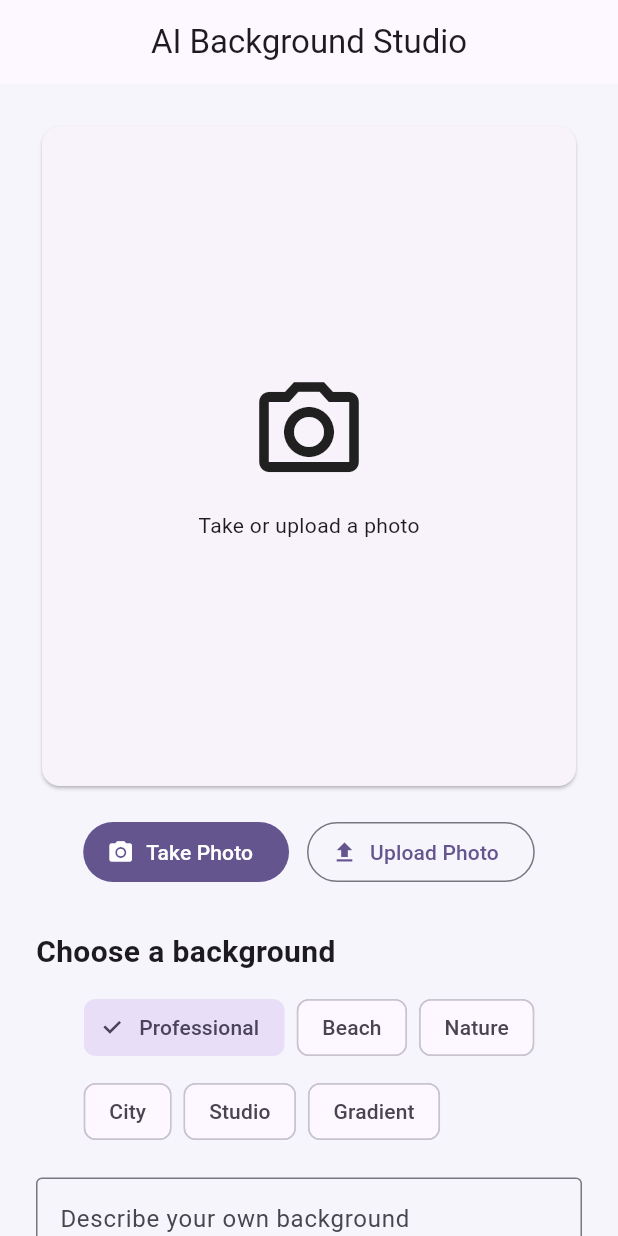
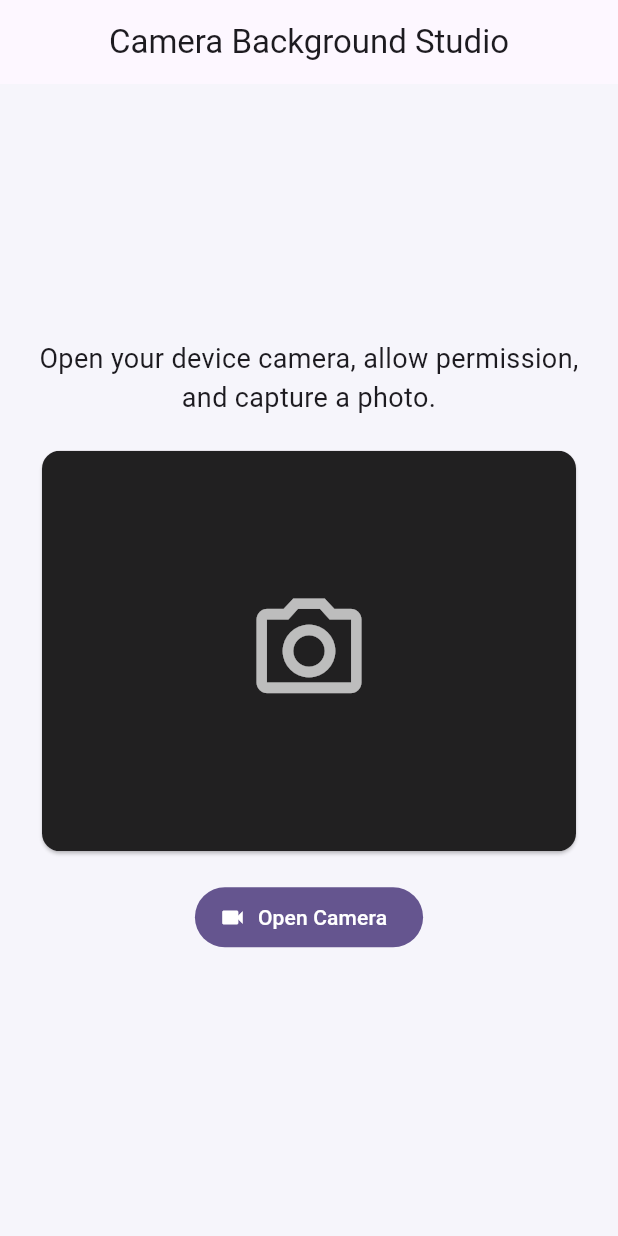
Before and after one commit to gamechangerabhya-eng/Camera, a Flutter app: the screen it shows after launch, on a phone screen of 412 x 824 dp. Run offline on Flutter 3.47's test engine with Material 3 defaults, Android fonts, the phone set to English and light mode, and no system bars; our stand-ins replace camera.

Commit message:
Add Flutter Camera Web App new

```diff
--- a/lib/main.dart
+++ b/lib/main.dart
@@ -1,89 +1,225 @@
 import 'dart:typed_data';
+import 'package:camera/camera.dart';
 import 'package:flutter/material.dart';
-import 'package:image_picker/image_picker.dart';
+import 'package:image/image.dart' as img;
 
-void main() => runApp(const BackgroundStudioApp());
+Future<void> main() async {
+  WidgetsFlutterBinding.ensureInitialized();
+  runApp(const CameraStudioApp());
+}
 
-class BackgroundStudioApp extends StatelessWidget {
-  const BackgroundStudioApp({super.key});
+class CameraStudioApp extends StatelessWidget {
+  const CameraStudioApp({super.key});
+
   @override
   Widget build(BuildContext context) {
     return MaterialApp(
       debugShowCheckedModeBanner: false,
-      title: 'Background Studio',
-      theme: ThemeData(colorScheme: ColorScheme.fromSeed(seedColor: const Color(0xff6750a4)), useMaterial3: true),
-      home: const StudioPage(),
+      title: 'Camera Background Studio',
+      theme: ThemeData(
+        colorScheme: ColorScheme.fromSeed(seedColor: const Color(0xff6750a4)),
+        useMaterial3: true,
+      ),
+      home: const CameraPage(),
     );
   }
 }
 
-class StudioPage extends StatefulWidget {
-  const StudioPage({super.key});
+class CameraPage extends StatefulWidget {
+  const CameraPage({super.key});
+
   @override
-  State<StudioPage> createState() => _StudioPageState();
+  State<CameraPage> createState() => _CameraPageState();
 }
 
-class _StudioPageState extends State<StudioPage> {
-  final _picker = ImagePicker();
-  final _prompt = TextEditingController();
-  Uint8List? _photo;
-  String _background = 'Professional';
-  final backgrounds = const ['Professional', 'Beach', 'Nature', 'City', 'Studio', 'Gradient'];
+class _CameraPageState extends State<CameraPage> with WidgetsBindingObserver {
+  CameraController? _controller;
+  Uint8List? _capturedBytes;
+  bool _starting = false;
+  String? _error;
+  String _background = 'Original';
+  Uint8List? _resultBytes;
 
-  Future<void> _capture() async {
-    final file = await _picker.pickImage(source: ImageSource.camera, imageQuality: 90);
-    if (file != null) setState(() => _photo = null);
-    if (file != null) {
-      final bytes = await file.readAsBytes();
-      if (mounted) setState(() => _photo = bytes);
+  @override
+  void initState() {
+    super.initState();
+    WidgetsBinding.instance.addObserver(this);
+  }
+
+  Future<void> _openCamera() async {
+    if (_starting) return;
+    setState(() {
+      _starting = true;
+      _error = null;
+      _capturedBytes = null;
+    });
+
+    try {
+      await _controller?.dispose();
+      final cameras = await availableCameras();
+      if (cameras.isEmpty) throw Exception('No camera was found on this device.');
+
+      final preferred = cameras.firstWhere(
+        (c) => c.lensDirection == CameraLensDirection.front,
+        orElse: () => cameras.first,
+      );
+
+      final controller = CameraController(
+        preferred,
+        ResolutionPreset.high,
+        enableAudio: false,
+      );
+      await controller.initialize();
+      if (!mounted) {
+        await controller.dispose();
+        return;
+      }
+      setState(() => _controller = controller);
+    } on CameraException catch (e) {
+      setState(() {
+        _error = e.code == 'CameraAccessDenied'
+            ? 'Camera permission was denied. Allow camera access in your browser and try again.'
+            : 'Unable to open camera: ${e.description ?? e.code}';
+      });
+    } catch (e) {
+      setState(() => _error = 'Unable to open camera: $e');
+    } finally {
+      if (mounted) setState(() => _starting = false);
     }
   }
 
-  Future<void> _upload() async {
-    final file = await _picker.pickImage(source: ImageSource.gallery, imageQuality: 90);
-    if (file != null) {
-      final bytes = await file.readAsBytes();
-      if (mounted) setState(() => _photo = bytes);
+  Future<void> _takePhoto() async {
+    final controller = _controller;
+    if (controller == null || !controller.value.isInitialized || controller.value.isTakingPicture) return;
+    try {
+      final picture = await controller.takePicture();
+      final bytes = await picture.readAsBytes();
+      if (mounted) setState(() => _capturedBytes = bytes);
+    } on CameraException catch (e) {
+      if (mounted) setState(() => _error = 'Could not capture photo: ${e.description ?? e.code}');
+    }
+  }
+
+  Future<void> _retake() async {
+    setState(() { _capturedBytes = null; _resultBytes = null; _background = 'Original'; });
+    if (_controller == null || !_controller!.value.isInitialized) await _openCamera();
+  }
+
+
+  Future<void> _applyBackground(String name) async {
+    final sourceBytes = _capturedBytes;
+    if (sourceBytes == null) return;
+    setState(() => _background = name);
+    if (name == 'Original') {
+      setState(() => _resultBytes = null);
+      return;
+    }
+    final source = img.decodeImage(sourceBytes);
+    if (source == null) return;
+    final colors = <String, img.Color>{
+      'White': img.ColorRgb8(250, 250, 250),
+      'Blue': img.ColorRgb8(48, 88, 170),
+      'Green': img.ColorRgb8(56, 130, 92),
+      'Studio': img.ColorRgb8(40, 42, 50),
+    };
+    final bg = img.Image(width: source.width, height: source.height);
+    img.fill(bg, color: colors[name] ?? img.ColorRgb8(245, 245, 245));
+
+    // Lightweight center-subject mask for this GitHub-only MVP.
+    // Pixels around the image edges are replaced by the chosen background,
+    // while the central portrait region is retained with a soft elliptical edge.
+    final cx = source.width / 2.0;
+    final cy = source.height / 2.0;
+    final rx = source.width * 0.34;
+    final ry = source.height * 0.47;
+    for (var y = 0; y < source.height; y++) {
+      for (var x = 0; x < source.width; x++) {
+        final dx = (x - cx) / rx;
+        final dy = (y - cy) / ry;
+        final d = dx * dx + dy * dy;
+        if (d <= 1.0) {
+          bg.setPixel(x, y, source.getPixel(x, y));
+        }
+      }
+    }
+    setState(() => _resultBytes = Uint8List.fromList(img.encodeJpg(bg, quality: 92)));
+  }
+
+  @override
+  void didChangeAppLifecycleState(AppLifecycleState state) {
+    final controller = _controller;
+    if (controller == null || !controller.value.isInitialized) return;
+    if (state == AppLifecycleState.inactive) {
+      controller.dispose();
+      _controller = null;
     }
   }
 
   @override
+  void dispose() {
+    WidgetsBinding.instance.removeObserver(this);
+    _controller?.dispose();
+    super.dispose();
+  }
+
+  @override
   Widget build(BuildContext context) {
+    final cameraReady = _controller?.value.isInitialized ?? false;
     return Scaffold(
       backgroundColor: const Color(0xfff6f5fb),
-      appBar: AppBar(title: const Text('AI Background Studio'), centerTitle: true),
+      appBar: AppBar(title: const Text('Camera Background Studio'), centerTitle: true),
       body: Center(
         child: SingleChildScrollView(
           padding: const EdgeInsets.all(24),
           child: ConstrainedBox(
-            constraints: const BoxConstraints(maxWidth: 900),
-            child: Column(children: [
-              Card(
-                clipBehavior: Clip.antiAlias,
-                child: SizedBox(
-                  height: 440,
-                  width: double.infinity,
-                  child: _photo == null
-                      ? const Center(child: Column(mainAxisSize: MainAxisSize.min, children: [Icon(Icons.camera_alt_outlined, size: 80), SizedBox(height: 12), Text('Take or upload a photo')]))
-                      : Image.memory(_photo!, fit: BoxFit.contain),
+            constraints: const BoxConstraints(maxWidth: 850),
+            child: Column(
+              children: [
+                const Text('Open your device camera, allow permission, and capture a photo.', textAlign: TextAlign.center, style: TextStyle(fontSize: 18)),
+                const SizedBox(height: 18),
+                Card(
+                  clipBehavior: Clip.antiAlias,
+                  child: AspectRatio(
+                    aspectRatio: 4 / 3,
+                    child: _capturedBytes != null
+                        ? Image.memory(_resultBytes ?? _capturedBytes!, fit: BoxFit.contain)
+                        : cameraReady
+                            ? CameraPreview(_controller!)
+                            : Container(
+                                color: Colors.black87,
+                                alignment: Alignment.center,
+                                child: const Icon(Icons.camera_alt_outlined, size: 84, color: Colors.white70),
+                              ),
+                  ),
                 ),
-              ),
-              const SizedBox(height: 16),
-              Wrap(spacing: 12, runSpacing: 12, alignment: WrapAlignment.center, children: [
-                FilledButton.icon(onPressed: _capture, icon: const Icon(Icons.camera_alt), label: const Text('Take Photo')),
-                OutlinedButton.icon(onPressed: _upload, icon: const Icon(Icons.upload), label: const Text('Upload Photo')),
-              ]),
-              const SizedBox(height: 28),
-              const Align(alignment: Alignment.centerLeft, child: Text('Choose a background', style: TextStyle(fontSize: 20, fontWeight: FontWeight.bold))),
-              const SizedBox(height: 12),
-              Wrap(spacing: 8, runSpacing: 8, children: backgrounds.map((b) => ChoiceChip(label: Text(b), selected: _background == b, onSelected: (_) => setState(() => _background = b))).toList()),
-              const SizedBox(height: 20),
-              TextField(controller: _prompt, decoration: const InputDecoration(border: OutlineInputBorder(), labelText: 'Describe your own background', hintText: 'Example: modern office with warm natural lighting')),
-              const SizedBox(height: 12),
-              const Text('MVP note: camera/upload works now. Automatic person cutout and free-text AI background generation require an image-processing/AI service and are intentionally not faked in this GitHub-only build.', style: TextStyle(color: Colors.black54)),
-              const SizedBox(height: 18),
-              FilledButton.icon(onPressed: _photo == null ? null : () => ScaffoldMessenger.of(context).showSnackBar(SnackBar(content: Text('Selected background: ${_prompt.text.trim().isEmpty ? _background : _prompt.text.trim()}'))), icon: const Icon(Icons.auto_awesome), label: const Text('Apply Background')),
-            ]),
+                const SizedBox(height: 16),
+                if (_error != null) Padding(
+                  padding: const EdgeInsets.only(bottom: 12),
+                  child: Text(_error!, textAlign: TextAlign.center, style: const TextStyle(color: Colors.red)),
+                ),
+                if (_capturedBytes != null)
+                  FilledButton.icon(onPressed: _retake, icon: const Icon(Icons.refresh), label: const Text('Retake Photo'))
+                else if (!cameraReady)
+                  FilledButton.icon(onPressed: _starting ? null : _openCamera, icon: const Icon(Icons.videocam), label: Text(_starting ? 'Opening Camera...' : 'Open Camera'))
+                else
+                  FilledButton.icon(onPressed: _takePhoto, icon: const Icon(Icons.camera), label: const Text('Capture Photo')),
+                const SizedBox(height: 18),
+                if (_capturedBytes != null) ...[
+                  const Text('Choose Background', style: TextStyle(fontSize: 18, fontWeight: FontWeight.bold)),
+                  const SizedBox(height: 10),
+                  Wrap(
+                    spacing: 8,
+                    runSpacing: 8,
+                    alignment: WrapAlignment.center,
+                    children: ['Original', 'White', 'Blue', 'Green', 'Studio'].map((name) =>
+                      ChoiceChip(label: Text(name), selected: _background == name, onSelected: (_) => _applyBackground(name))
+                    ).toList(),
+                  ),
+                  const SizedBox(height: 12),
+                  const Text('Selecting a preset now changes the captured image. The current GitHub-only MVP uses a simple centered portrait mask; accurate automatic person segmentation is the next upgrade.', textAlign: TextAlign.center, style: TextStyle(color: Colors.black54)),
+                ],
+              ],
+            ),
           ),
         ),
       ),
```
Also changed, not shown: pubspec.yaml (+6 -5 lines), 4 other files.
